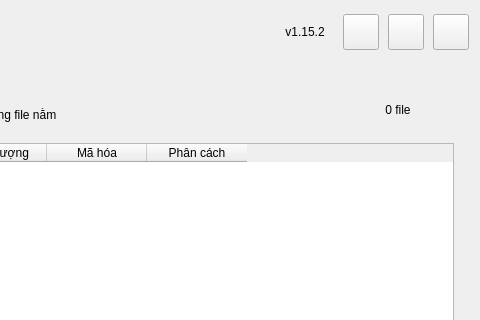
longnguy3n/Import-Localize, file src/import_localize/ui/forms/main_window.ui: the form before one commit; both pictures show x 280 to 760 and y 0 to 320 of the 760 by 920 pixel window.
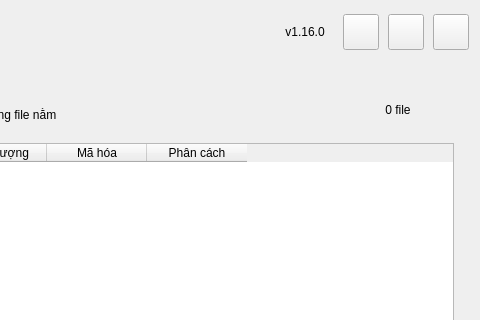
The form after the commit.

```diff
--- a/src/import_localize/ui/forms/main_window.ui
+++ b/src/import_localize/ui/forms/main_window.ui
@@ -175,7 +175,7 @@
          </size>
         </property>
         <property name="text">
-         <string>v1.15.2</string>
+         <string>v1.16.0</string>
         </property>
         <property name="alignment">
          <set>Qt::AlignmentFlag::AlignCenter</set>
```
